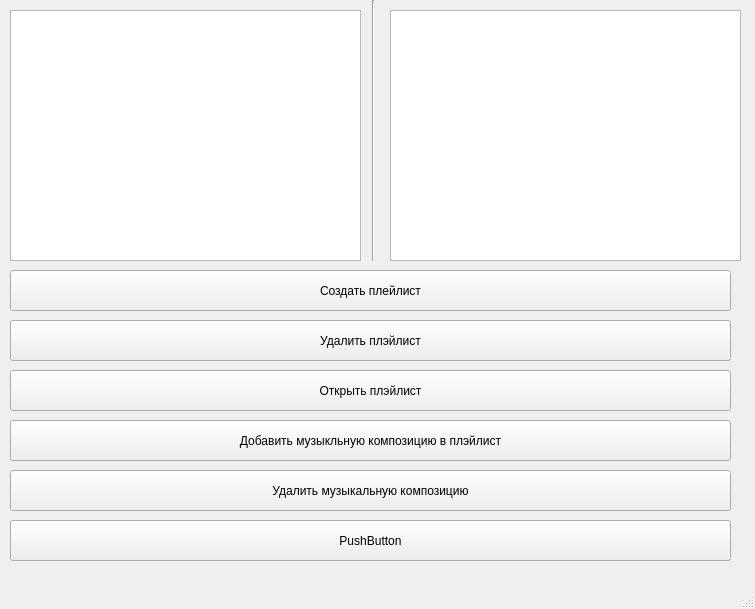
Before: the Qt Designer form ui/MainWindow.ui in Qvert/Player, drawn with Qt 5.
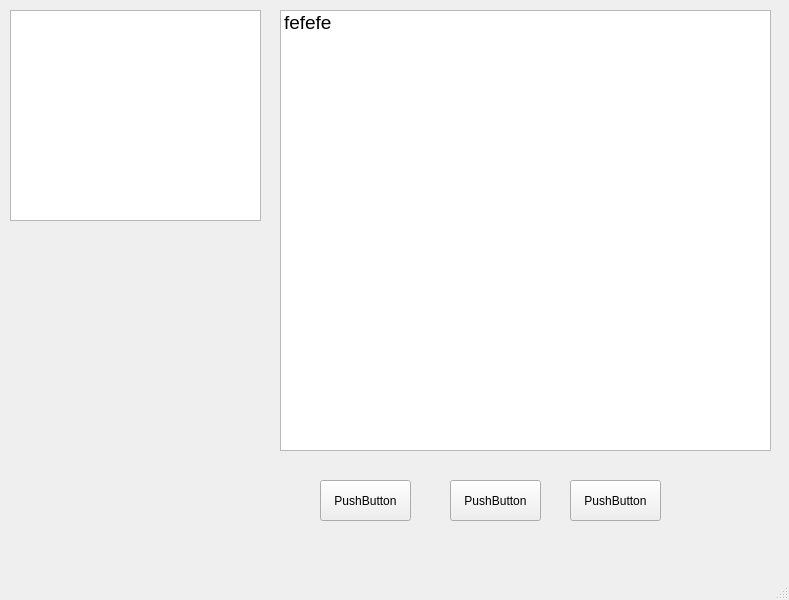
After: the same form once the commit is applied.

Diff of the .ui file:
```diff
--- a/ui/MainWindow.ui
+++ b/ui/MainWindow.ui
@@ -6,118 +6,81 @@
    <rect>
     <x>0</x>
     <y>0</y>
-    <width>755</width>
-    <height>609</height>
+    <width>789</width>
+    <height>600</height>
    </rect>
   </property>
   <property name="windowTitle">
    <string>MainWindow</string>
   </property>
   <widget class="QWidget" name="centralwidget">
-   <widget class="Line" name="line">
-    <property name="geometry">
-     <rect>
-      <x>363</x>
-      <y>0</y>
-      <width>20</width>
-      <height>261</height>
-     </rect>
-    </property>
-    <property name="orientation">
-     <enum>Qt::Vertical</enum>
-    </property>
-   </widget>
    <widget class="QListWidget" name="playlit">
     <property name="geometry">
      <rect>
       <x>10</x>
       <y>10</y>
-      <width>351</width>
-      <height>251</height>
+      <width>251</width>
+      <height>211</height>
      </rect>
     </property>
+    <property name="font">
+     <font>
+      <pointsize>12</pointsize>
+     </font>
+    </property>
    </widget>
    <widget class="QListWidget" name="compositions">
     <property name="geometry">
      <rect>
-      <x>390</x>
+      <x>280</x>
       <y>10</y>
-      <width>351</width>
-      <height>251</height>
+      <width>491</width>
+      <height>441</height>
      </rect>
     </property>
-   </widget>
-   <widget class="QPushButton" name="create_playlist">
-    <property name="geometry">
-     <rect>
-      <x>10</x>
-      <y>270</y>
-      <width>721</width>
-      <height>41</height>
-     </rect>
+    <property name="font">
+     <font>
+      <pointsize>14</pointsize>
+     </font>
     </property>
-    <property name="text">
-     <string>Создать плейлист</string>
-    </property>
+    <item>
+     <property name="text">
+      <string>fefefe</string>
+     </property>
+    </item>
    </widget>
    <widget class="QPushButton" name="delete_playlist">
     <property name="geometry">
      <rect>
-      <x>10</x>
-      <y>320</y>
-      <width>721</width>
+      <x>450</x>
+      <y>480</y>
+      <width>91</width>
       <height>41</height>
      </rect>
     </property>
     <property name="text">
-     <string>Удалить плэйлист</string>
+     <string>PushButton</string>
     </property>
    </widget>
    <widget class="QPushButton" name="add_composition">
     <property name="geometry">
      <rect>
-      <x>10</x>
-      <y>370</y>
-      <width>721</width>
+      <x>320</x>
+      <y>480</y>
+      <width>91</width>
       <height>41</height>
      </rect>
     </property>
     <property name="text">
-     <string>Открыть плэйлист</string>
+     <string>PushButton</string>
     </property>
    </widget>
    <widget class="QPushButton" name="delete_composition">
     <property name="geometry">
      <rect>
-      <x>10</x>
-      <y>420</y>
-      <width>721</width>
-      <height>41</height>
-     </rect>
-    </property>
-    <property name="text">
-     <string>Добавить музыкльную композицию в плэйлист</string>
-    </property>
-   </widget>
-   <widget class="QPushButton" name="pushButton_5">
-    <property name="geometry">
-     <rect>
-      <x>10</x>
-      <y>470</y>
-      <width>721</width>
-      <height>41</height>
-     </rect>
-    </property>
-    <property name="text">
-     <string>Удалить музыкальную композицию</string>
-    </property>
-   </widget>
-   <widget class="QPushButton" name="pushButton_6">
-    <property name="geometry">
-     <rect>
-      <x>10</x>
-      <y>520</y>
-      <width>721</width>
+      <x>570</x>
+      <y>480</y>
+      <width>91</width>
       <height>41</height>
      </rect>
     </property>
```
Left out of the diff: 8 changed lines with no effect on the pictures.
